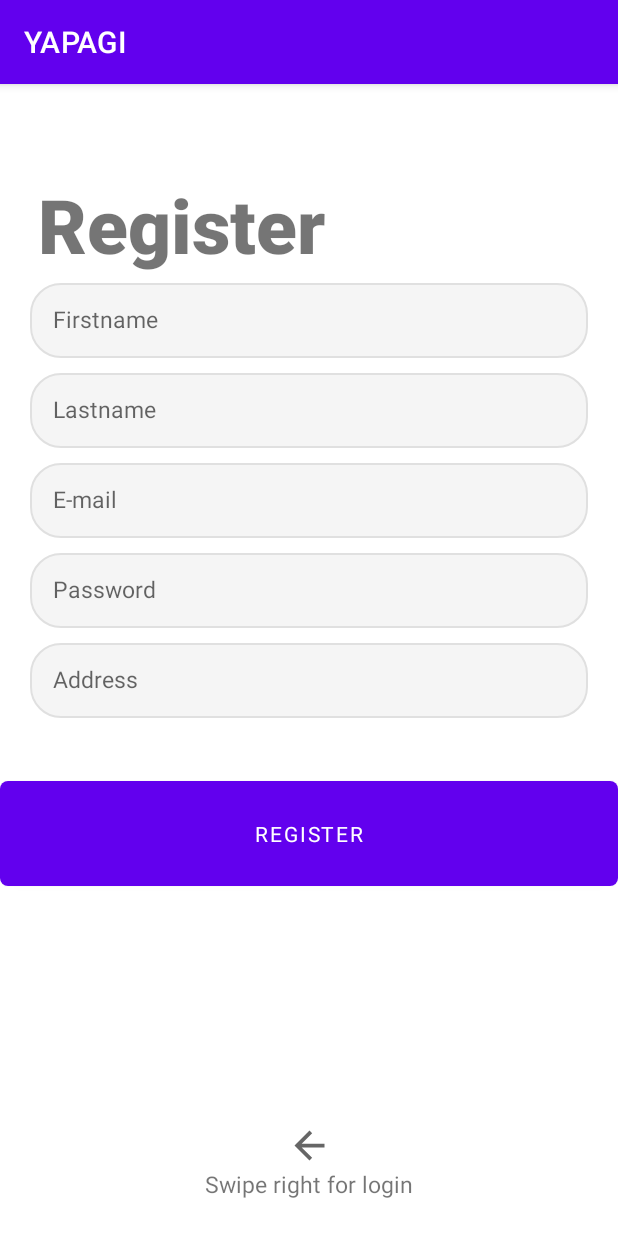
After one commit to GBernard314/yapagi, an Android app: the fragment RegisterFragment shown on its own in the app's theme, on a phone screen of 412 x 824 dp. The commit adds this screen. Run offline under Robolectric (Android 15) with nearby library versions, the phone set to English and light mode, and no system bars.

Commit message:
Added Login + Register fragments and layout

```diff
--- a/app/build.gradle
+++ b/app/build.gradle
@@ -43,6 +43,7 @@ dependencies {
     implementation 'androidx.appcompat:appcompat:1.2.0'
     implementation 'com.google.android.material:material:1.2.1'
     implementation 'androidx.constraintlayout:constraintlayout:2.0.4'
+    implementation 'androidx.legacy:legacy-support-v4:1.0.0'
     testImplementation 'junit:junit:4.+'
     androidTestImplementation 'androidx.test.ext:junit:1.1.2'
     androidTestImplementation 'androidx.test.espresso:espresso-core:3.3.0'
--- a/app/src/main/AndroidManifest.xml
+++ b/app/src/main/AndroidManifest.xml
@@ -9,7 +9,7 @@
         android:roundIcon="@mipmap/ic_launcher_round"
         android:supportsRtl="true"
         android:theme="@style/Theme.YAPAGI">
-        <activity android:name=".MainActivity">
+        <activity android:name=".AuthenticationActivity">
             <intent-filter>
                 <action android:name="android.intent.action.MAIN" />
 
--- /dev/null
+++ b/app/src/main/java/fr/isen/yapagi/fragments/RegisterFragment.kt
@@ -0,0 +1,20 @@
+package fr.isen.yapagi.fragments
+
+import android.os.Bundle
+import androidx.fragment.app.Fragment
+import android.view.LayoutInflater
+import android.view.View
+import android.view.ViewGroup
+import fr.isen.yapagi.R
+
+class RegisterFragment : Fragment() {
+
+    override fun onCreateView(
+        inflater: LayoutInflater, container: ViewGroup?,
+        savedInstanceState: Bundle?
+    ): View? {
+        // Inflate the layout for this fragment
+        return inflater.inflate(R.layout.fragment_register, container, false)
+    }
+
+}
--- /dev/null
+++ b/app/src/main/res/drawable/btn_custom.xml
@@ -0,0 +1,14 @@
+<?xml version="1.0" encoding="utf-8"?>
+<shape xmlns:android="http://schemas.android.com/apk/res/android"
+    android:padding="10dp"
+    android:shape="rectangle" >
+
+    <solid android:color="#26a69a" />
+
+    <corners
+        android:bottomLeftRadius="5dp"
+        android:bottomRightRadius="5dp"
+        android:topLeftRadius="5dp"
+        android:topRightRadius="5dp" />
+
+</shape>
--- /dev/null
+++ b/app/src/main/res/drawable/et_custom.xml
@@ -0,0 +1,18 @@
+<?xml version="1.0" encoding="utf-8"?>
+<shape xmlns:android="http://schemas.android.com/apk/res/android"
+    android:padding="10dp"
+    android:shape="rectangle" >
+
+    <solid android:color="#f5f5f5" />
+
+    <stroke
+        android:width="1dp"
+        android:color="#e0e0e0" />
+
+    <corners
+        android:bottomLeftRadius="20dp"
+        android:bottomRightRadius="20dp"
+        android:topLeftRadius="20dp"
+        android:topRightRadius="20dp" />
+
+</shape>
--- /dev/null
+++ b/app/src/main/res/drawable/ic_baseline_arrow_back_24.xml
@@ -0,0 +1,11 @@
+<vector xmlns:android="http://schemas.android.com/apk/res/android"
+    android:width="24dp"
+    android:height="24dp"
+    android:viewportWidth="24"
+    android:viewportHeight="24"
+    android:tint="?attr/colorControlNormal"
+    android:autoMirrored="true">
+  <path
+      android:fillColor="@android:color/white"
+      android:pathData="M20,11H7.83l5.59,-5.59L12,4l-8,8 8,8 1.41,-1.41L7.83,13H20v-2z"/>
+</vector>
--- /dev/null
+++ b/app/src/main/res/layout/fragment_register.xml
@@ -0,0 +1,135 @@
+<?xml version="1.0" encoding="utf-8"?>
+<LinearLayout
+    xmlns:android="http://schemas.android.com/apk/res/android"
+    xmlns:app="http://schemas.android.com/apk/res-auto"
+    xmlns:tools="http://schemas.android.com/tools"
+    android:layout_width="match_parent"
+    android:layout_height="match_parent"
+    android:orientation="vertical">
+
+    <TextView
+        android:id="@+id/tv_logo"
+        android:layout_width="wrap_content"
+        android:layout_height="wrap_content"
+        android:layout_marginStart="25dp"
+        android:layout_marginTop="60dp"
+        android:layout_marginBottom="5dp"
+        android:fontFamily="sans-serif-black"
+        android:text="@string/register"
+        android:textAlignment="center"
+        android:textSize="50sp" />
+
+    <EditText
+        android:id="@+id/et_name"
+        android:layout_width="match_parent"
+        android:layout_height="50dp"
+        android:layout_marginLeft="20dp"
+        android:layout_marginRight="20dp"
+        android:layout_marginBottom="10dp"
+        android:background="@drawable/et_custom"
+        android:fontFamily="sans-serif"
+        android:hint="@string/your_name"
+        android:inputType="textPersonName"
+        android:padding="15dp"
+        android:textSize="15sp" />
+
+    <EditText
+        android:id="@+id/et_lastname"
+        android:layout_width="match_parent"
+        android:layout_height="50dp"
+        android:layout_marginLeft="20dp"
+        android:layout_marginRight="20dp"
+        android:layout_marginBottom="10dp"
+        android:background="@drawable/et_custom"
+        android:fontFamily="sans-serif"
+        android:hint="@string/lastname"
+        android:inputType="textPersonName"
+        android:padding="15dp"
+        android:textSize="15sp" />
+
+    <EditText
+        android:id="@+id/et_email"
+        android:layout_width="match_parent"
+        android:layout_height="50dp"
+        android:layout_marginLeft="20dp"
+        android:layout_marginRight="20dp"
+        android:layout_marginBottom="10dp"
+        android:background="@drawable/et_custom"
+        android:fontFamily="sans-serif"
+        android:hint="@string/e_mail"
+        android:inputType="textEmailAddress"
+        android:padding="15dp"
+        android:textSize="15sp" />
+
+    <EditText
+        android:id="@+id/et_password"
+        android:layout_width="match_parent"
+        android:layout_height="50dp"
+        android:layout_marginLeft="20dp"
+        android:layout_marginRight="20dp"
+        android:layout_marginBottom="10dp"
+        android:background="@drawable/et_custom"
+        android:fontFamily="sans-serif"
+        android:hint="@string/password"
+        android:inputType="textPassword"
+        android:padding="15dp"
+        android:textSize="15sp" />
+
+    <EditText
+        android:id="@+id/etAdresse"
+        android:layout_width="match_parent"
+        android:layout_height="50dp"
+        android:layout_marginLeft="20dp"
+        android:layout_marginRight="20dp"
+        android:layout_marginBottom="10dp"
+        android:background="@drawable/et_custom"
+        android:ems="10"
+        android:fontFamily="sans-serif"
+        android:hint="@string/adresse"
+        android:inputType="textPostalAddress"
+        android:padding="15dp"
+        android:textSize="15sp" />
+
+    <androidx.constraintlayout.widget.ConstraintLayout
+        android:layout_width="match_parent"
+        android:layout_height="match_parent">
+
+        <Button
+            android:id="@+id/btn_register"
+            android:layout_width="match_parent"
+            android:layout_height="70dp"
+            android:layout_centerHorizontal="true"
+            android:layout_centerVertical="true"
+            android:layout_marginTop="32dp"
+            android:background="@drawable/btn_custom"
+            android:backgroundTint="#FFAB40"
+            android:fontFamily="sans-serif"
+            android:text="@string/register"
+            android:textColor="@android:color/white"
+            app:layout_constraintEnd_toEndOf="parent"
+            app:layout_constraintTop_toTopOf="parent"
+            app:rippleColor="#FFAB40" />
+
+        <ImageView
+            android:id="@+id/imageView"
+            android:layout_width="30dp"
+            android:layout_height="30dp"
+            android:src="@drawable/ic_baseline_arrow_back_24"
+            app:layout_constraintBottom_toTopOf="@+id/swipeLeft"
+            app:layout_constraintEnd_toEndOf="parent"
+            app:layout_constraintStart_toStartOf="parent" />
+
+        <TextView
+            android:id="@+id/swipeLeft"
+            android:layout_width="wrap_content"
+            android:layout_height="wrap_content"
+            android:layout_marginBottom="24dp"
+            android:fontFamily="sans-serif"
+            android:text="@string/swipe_right_for_login"
+            android:textSize="15sp"
+            app:layout_constraintBottom_toBottomOf="parent"
+            app:layout_constraintEnd_toEndOf="parent"
+            app:layout_constraintStart_toStartOf="parent" />
+    </androidx.constraintlayout.widget.ConstraintLayout>
+
+</LinearLayout>
--- a/app/src/main/res/values/strings.xml
+++ b/app/src/main/res/values/strings.xml
@@ -1,3 +1,17 @@
 <resources>
     <string name="app_name">YAPAGI</string>
+
+    <!-- LOGIN PAGE -->
+    <string name="e_mail">E-mail</string>
+    <string name="title_activity_login"> Login</string>
+    <string name="password"> Password </string>
+    <string name="login">Login</string>
+    <string name="swipe_left_for_register"> Swipe left for register </string>
+
+    <!-- REGISTER PAGE -->
+    <string name="your_name">Firstname</string>
+    <string name="lastname">Lastname</string>
+    <string name="adresse">Address</string>
+    <string name="register">Register</string>
+    <string name="swipe_right_for_login">Swipe right for login</string>
 </resources>
```
Also changed, not shown: app/src/main/java/fr/isen/yapagi/AuthenticationActivity.kt (added, +18 -0 lines), app/src/main/java/fr/isen/yapagi/MainActivity.kt (deleted, +0 -14 lines), app/src/main/java/fr/isen/yapagi/adapter/AuthenticationPagerActivity.kt (added, +26 -0 lines), app/src/main/java/fr/isen/yapagi/fragments/LoginFragment.kt (added, +20 -0 lines), app/src/main/res/drawable/ic_baseline_arrow_forward_24.xml (added, +11 -0 lines), app/src/main/res/layout/activity_authentication.xml (added, +14 -0 lines), app/src/main/res/layout/activity_main.xml (deleted, +0 -18 lines), app/src/main/res/layout/fragment_login.xml (added, +100 -0 lines).
